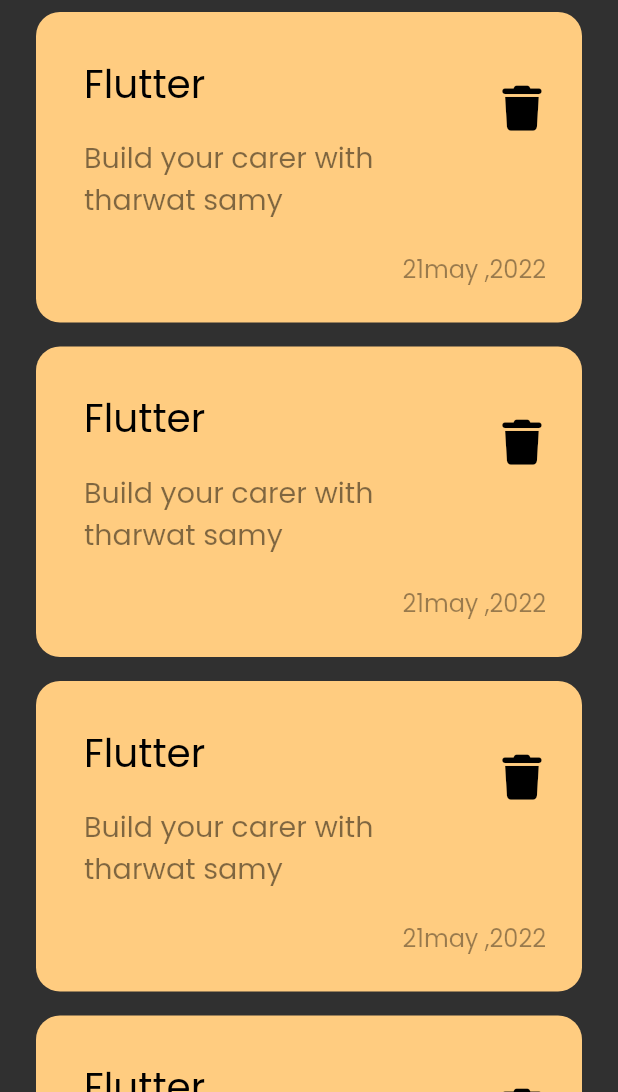
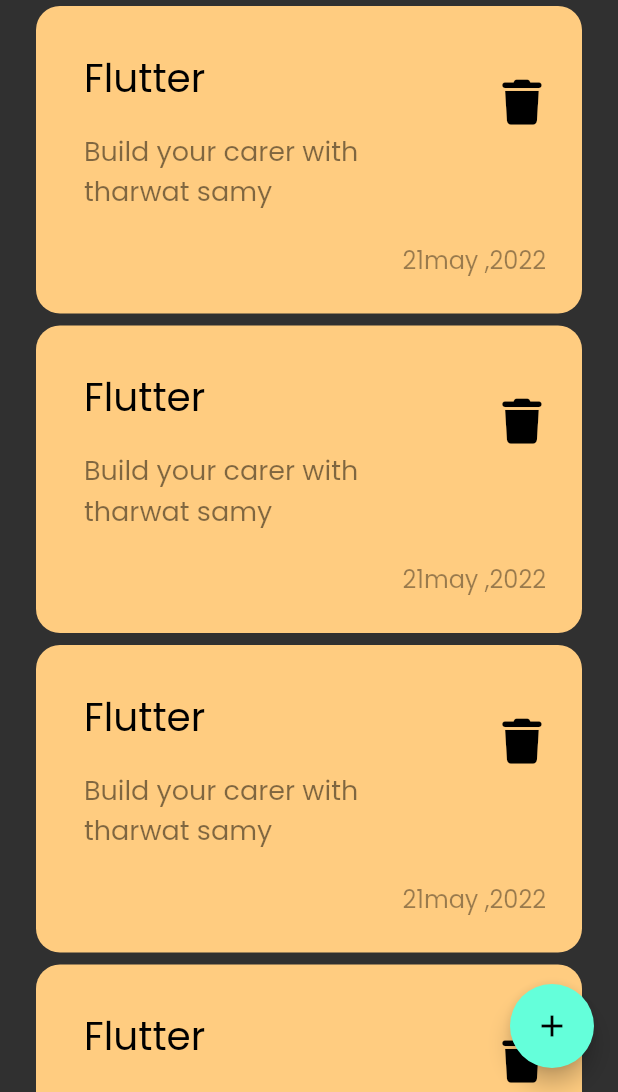
Before and after one commit to mohamedAlaa-CS/Notes_app, a Flutter app: the screen it shows after launch, on a phone screen of 412 x 824 dp, the part 144-1236 px from its top. Run offline on Flutter 3.47's test engine with Material 2 defaults, Android fonts, the phone set to English and light mode, and no system bars; our stand-ins replace font_awesome_flutter.

Commit message:
add floating action button

```diff
--- a/lib/views/Widget/Notes_ListView.dart
+++ b/lib/views/Widget/Notes_ListView.dart
@@ -9,7 +9,7 @@ class NotesListView extends StatelessWidget {
   Widget build(BuildContext context) {
     return ListView.builder(itemBuilder:(context , index) {
       return const Padding(
-        padding:  EdgeInsets.symmetric(vertical: 8),
+        padding:  EdgeInsets.symmetric(vertical: 4),
         child: NotesItem(),
       );
     } );
--- a/lib/views/Widget/custom_notes_item.dart
+++ b/lib/views/Widget/custom_notes_item.dart
@@ -1,4 +1,3 @@
-
 import 'package:flutter/material.dart';
 import 'package:font_awesome_flutter/font_awesome_flutter.dart';
 
@@ -7,29 +6,41 @@ class NotesItem extends StatelessWidget {
 
   @override
   Widget build(BuildContext context) {
-    return  Container(
-      padding: const EdgeInsets.only(top: 24, bottom: 24, left: 16) ,
+    return Container(
+      padding: const EdgeInsets.only(top: 24, bottom: 24, left: 16),
       decoration: BoxDecoration(
         color: const Color(0xffFFCC80),
         borderRadius: BorderRadius.circular(16),
-
       ),
       child: Column(
         crossAxisAlignment: CrossAxisAlignment.end,
         children: [
           ListTile(
-            title:const  Text('Flutter ',style:TextStyle(color: Colors.black,fontSize: 26)),
+            title: const Text('Flutter ',
+                style: TextStyle(color: Colors.black, fontSize: 26)),
             subtitle: Padding(
               padding: const EdgeInsets.only(top: 16, bottom: 16),
-              child: Text('Build your carer with tharwat samy',style:TextStyle(color: Colors.black.withOpacity(0.5),fontSize: 19),),
+              child: Text(
+                'Build your carer with tharwat samy',
+                style: TextStyle(
+                    color: Colors.black.withOpacity(0.5), fontSize: 18),
+              ),
             ),
-            trailing: IconButton(onPressed: (){},icon: const Icon(FontAwesomeIcons.trash,size: 30,),color: Colors.black,),
+            trailing: IconButton(
+              onPressed: () {},
+              icon: const Icon(
+                FontAwesomeIcons.trash,
+                size: 30,
+              ),
+              color: Colors.black,
+            ),
           ),
           Padding(
             padding: const EdgeInsets.only(right: 24),
-            child: Text('21may ,2022',style:TextStyle(color: Colors.black.withOpacity(0.4),fontSize: 16)),
+            child: Text('21may ,2022',
+                style: TextStyle(
+                    color: Colors.black.withOpacity(0.4), fontSize: 16)),
           ),
-
         ],
       ),
     );
--- a/lib/views/notes_views.dart
+++ b/lib/views/notes_views.dart
@@ -8,8 +8,9 @@ class NotesView extends StatelessWidget {
 
   @override
   Widget build(BuildContext context) {
-    return const Scaffold(
-      body: NotesViewBody(),
+    return  Scaffold(
+      floatingActionButton: FloatingActionButton(onPressed: (){},child:const  Icon(Icons.add), ),
+      body:const NotesViewBody(),
     );
   }
 }
```
